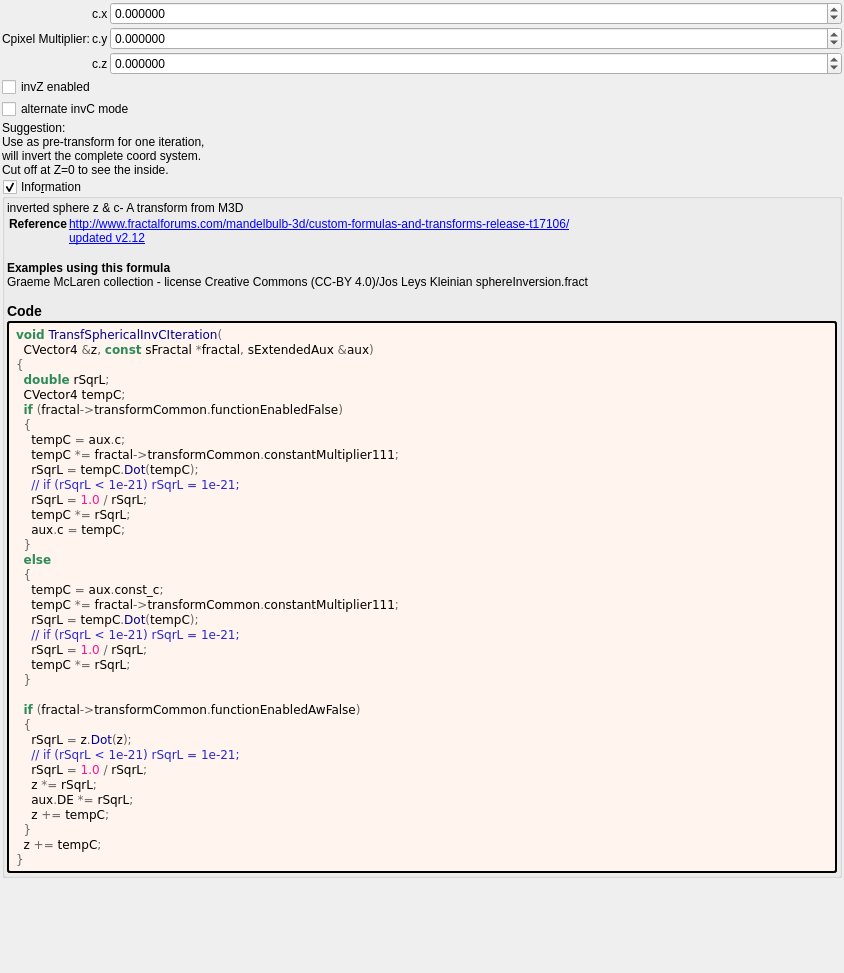
buddhi1980/mandelbulber2, file mandelbulber2/formula/ui/transf_spherical_inv_c.ui: the form before one commit.
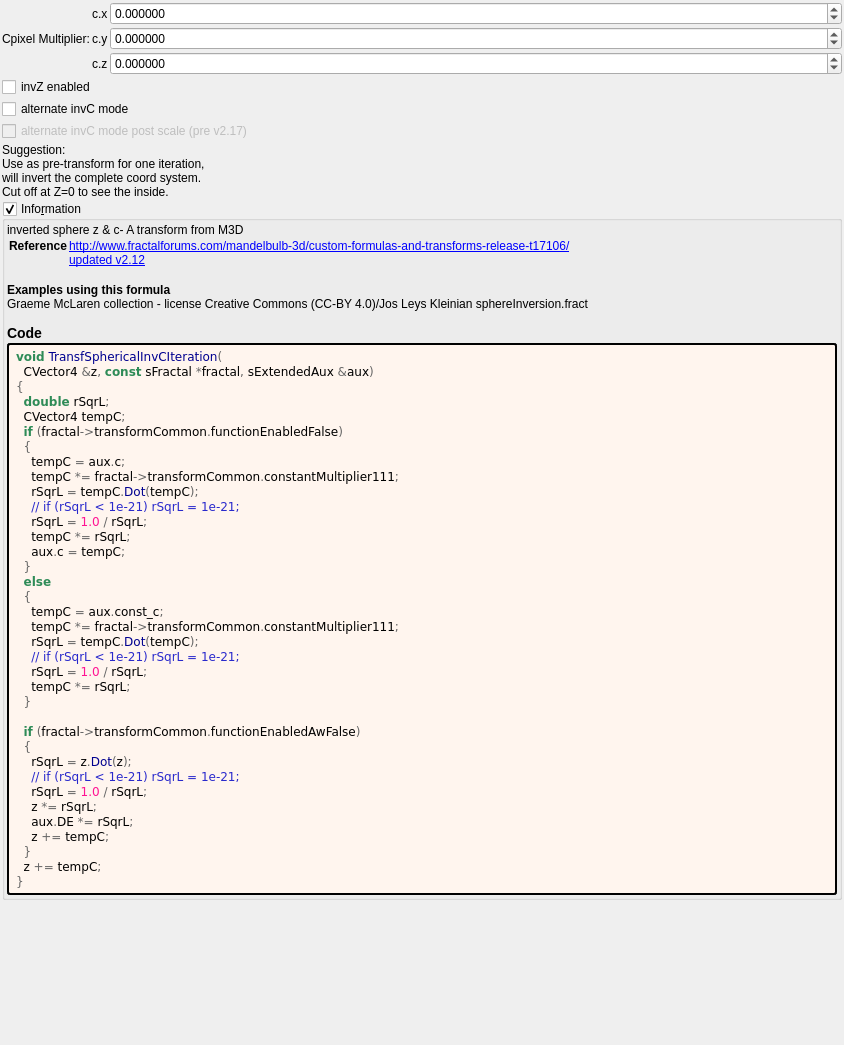
The form after the commit. Custom widgets are drawn as their Qt base class.

Commit message:
transf_spherical_inv_c.cl update
and examples

Patch:
```diff
--- a/mandelbulber2/formula/ui/transf_spherical_inv_c.ui
+++ b/mandelbulber2/formula/ui/transf_spherical_inv_c.ui
@@ -7,7 +7,7 @@
     <x>0</x>
     <y>0</y>
     <width>844</width>
-    <height>973</height>
+    <height>1045</height>
    </rect>
   </property>
   <property name="windowTitle">
@@ -162,6 +162,16 @@
      </property>
     </widget>
    </item>
+   <item>
+    <widget class="MyCheckBox" name="checkBox_transf_function_enabledA_false">
+     <property name="enabled">
+      <bool>false</bool>
+     </property>
+     <property name="text">
+      <string>alternate invC mode post scale (pre v2.17)</string>
+     </property>
+    </widget>
+   </item>
    <item>
     <widget class="QLabel" name="label">
      <property name="toolTip">
```
Left out of the diff: 23 changed lines with no effect on the pictures. The commit also changes 7 other files.
